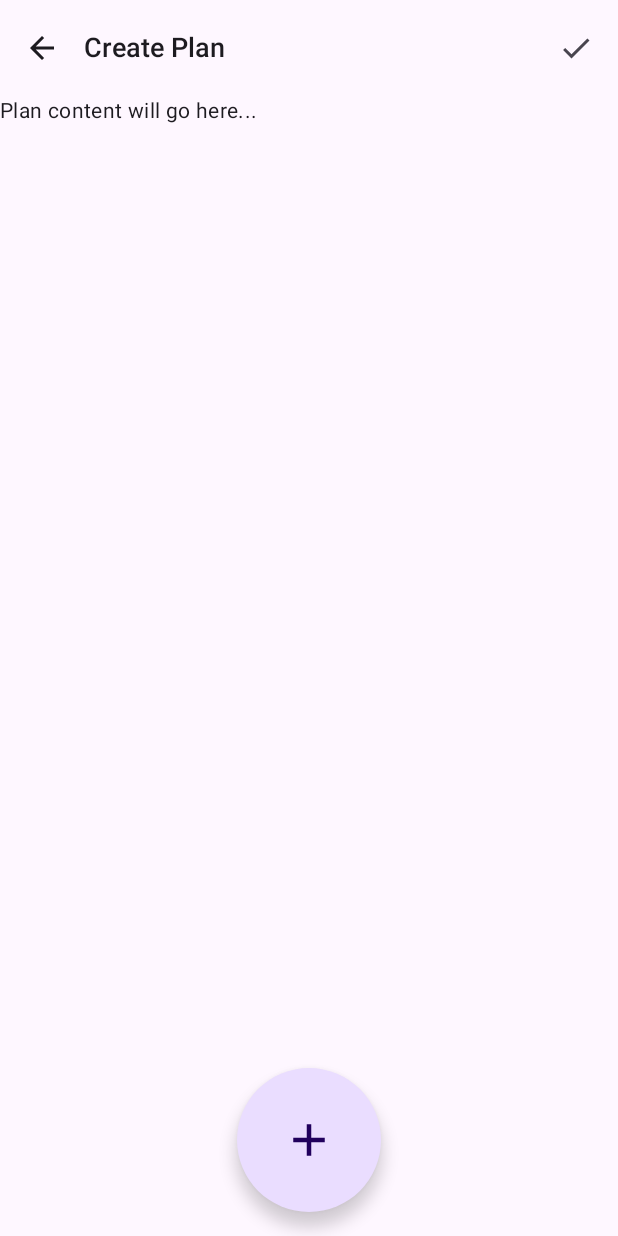
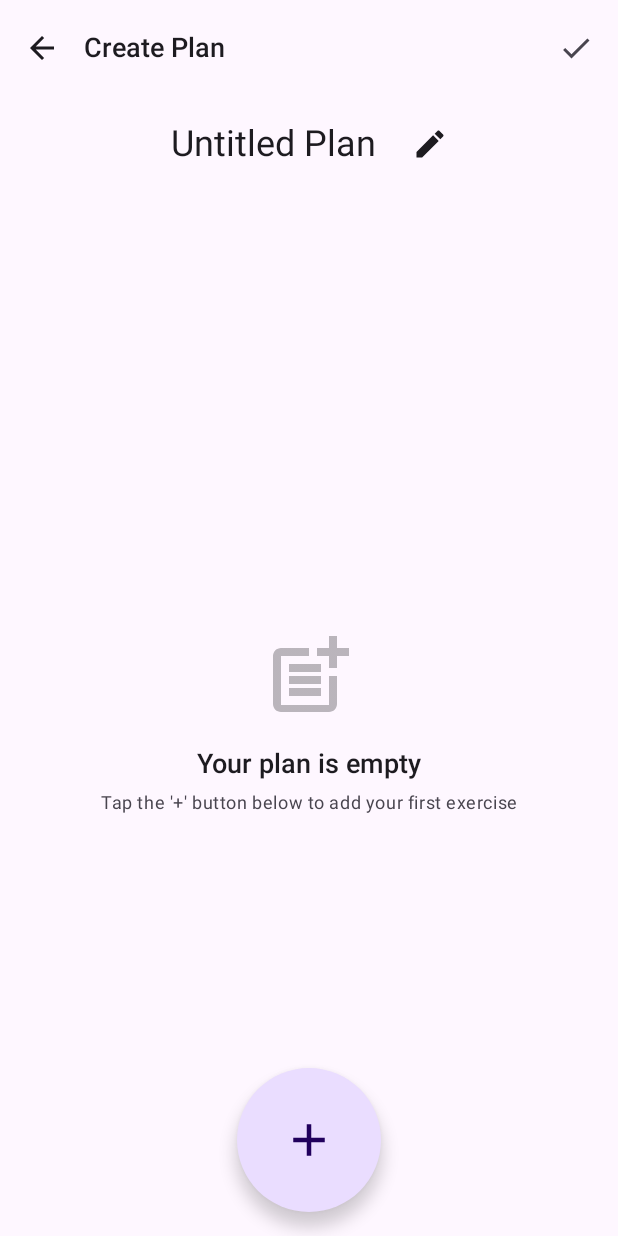
Before and after one commit to dongzhang2077/FitTrackPro, an Android app built with Jetpack Compose: the PlanBuilderScreen screen opened through its navigation route, on a phone screen of 412 x 824 dp. Run offline under Robolectric (Android 15) with nearby library versions, the phone set to English and light mode, and no system bars; our stand-ins replace Dagger/Hilt's generated code.

Commit message:
content add and editable title

```diff
--- a/app/src/main/java/com/domcheung/fittrackpro/presentation/plan_builder/PlanBuilderScreen.kt
+++ b/app/src/main/java/com/domcheung/fittrackpro/presentation/plan_builder/PlanBuilderScreen.kt
@@ -1,30 +1,37 @@
 package com.domcheung.fittrackpro.presentation.plan_builder
 
-import androidx.compose.foundation.layout.Column
-import androidx.compose.foundation.layout.fillMaxSize
-import androidx.compose.foundation.layout.padding
-import androidx.compose.foundation.layout.size
+import androidx.compose.foundation.layout.*
 import androidx.compose.foundation.shape.CircleShape
 import androidx.compose.material.icons.Icons
 import androidx.compose.material.icons.filled.Add
 import androidx.compose.material.icons.filled.ArrowBack
+import androidx.compose.material.icons.filled.Check
 import androidx.compose.material.icons.filled.Done
+import androidx.compose.material.icons.filled.Edit
+import androidx.compose.material.icons.filled.PostAdd
 import androidx.compose.material3.*
 import androidx.compose.runtime.Composable
+import androidx.compose.runtime.collectAsState
+import androidx.compose.runtime.getValue
+import androidx.compose.ui.Alignment
 import androidx.compose.ui.Modifier
+import androidx.compose.ui.text.style.TextAlign
 import androidx.compose.ui.unit.dp
 import androidx.hilt.navigation.compose.hiltViewModel
 
 /**
  * The main screen for building and editing a workout plan.
  */
-@OptIn(ExperimentalMaterial3Api::class) // Required for TopAppBar
+@OptIn(ExperimentalMaterial3Api::class)
 @Composable
 fun PlanBuilderScreen(
     viewModel: PlanBuilderViewModel = hiltViewModel(),
     onNavigateBack: () -> Unit
 ) {
-    // We use Scaffold as the root layout to easily place the TopAppBar and FloatingActionButton.
+    // --- NEW: Collect state from ViewModel ---
+    // This allows the UI to react to changes in the ViewModel's state.
+    val uiState by viewModel.uiState.collectAsState()
+
     Scaffold(
         topBar = {
             TopAppBar(
@@ -48,32 +55,125 @@ fun PlanBuilderScreen(
             )
         },
         floatingActionButton = {
-            // Use LargeFloatingActionButton for a bigger, circular button without text.
             LargeFloatingActionButton(
                 onClick = { /* TODO: Implement Add Exercise logic */ },
-                shape = CircleShape, // Enforce a perfect circle shape
+                shape = CircleShape,
             ) {
                 Icon(
                     imageVector = Icons.Default.Add,
                     contentDescription = "Add Exercise",
-                    // Increase the size of the icon itself to make it more prominent.
                     modifier = Modifier.size(36.dp)
                 )
             }
         },
-        // This places the FAB in the bottom center, docked with the bottom bar area.
         floatingActionButtonPosition = FabPosition.Center
     ) { paddingValues ->
 
-        // This Column is the main content area of the screen.
-        // We will add the plan name and exercise list here in the next steps.
         Column(
             modifier = Modifier
                 .fillMaxSize()
-                .padding(paddingValues) // Apply padding to avoid content being under the bars
+                .padding(paddingValues)
+                .padding(horizontal = 16.dp, vertical = 8.dp),
+            horizontalAlignment = Alignment.CenterHorizontally
         ) {
-            // Placeholder for our next development step
-            Text(text = "Plan content will go here...")
+            // --- Editable Plan Title ---
+            EditablePlanTitle(
+                name = uiState.planName,
+                isEditing = uiState.isEditingName,
+                onNameChange = viewModel::onPlanNameChanged,
+                onToggleEdit = viewModel::onToggleEditName
+            )
+
+            Spacer(modifier = Modifier.height(24.dp))
+
+            // --- Conditional Content: Empty State or Exercise List ---
+            if (uiState.exercises.isEmpty()) {
+                EmptyPlanContent(
+                    onAddExerciseClick = { /* TODO: Call FAB's logic */ }
+                )
+            } else {
+                // TODO: Implement the exercise list here in the next step
+                Text("Exercise list will go here.")
+            }
         }
     }
 }
+
+/**
+ * A composable for displaying and editing the plan title.
+ * It switches between a Text and a TextField.
+ */
+@Composable
+private fun EditablePlanTitle(
+    name: String,
+    isEditing: Boolean,
+    onNameChange: (String) -> Unit,
+    onToggleEdit: (Boolean) -> Unit
+) {
+    Row(
+        modifier = Modifier
+            .fillMaxWidth()
+            .padding(horizontal = 8.dp),
+        verticalAlignment = Alignment.CenterVertically,
+        horizontalArrangement = Arrangement.Center
+    ) {
+        if (isEditing) {
+            // Show a TextField when in editing mode
+            OutlinedTextField(
+                value = name,
+                onValueChange = onNameChange,
+                modifier = Modifier.weight(1f),
+                textStyle = MaterialTheme.typography.headlineSmall.copy(textAlign = TextAlign.Center),
+                singleLine = true,
+                label = { Text("Plan Name") }
+            )
+            IconButton(onClick = { onToggleEdit(false) }) {
+                Icon(imageVector = Icons.Default.Check, contentDescription = "Confirm name")
+            }
+        } else {
+            // Show the name as text with an edit icon
+            Text(
+                text = name,
+                style = MaterialTheme.typography.headlineSmall,
+                modifier = Modifier.padding(horizontal = 12.dp)
+            )
+            IconButton(onClick = { onToggleEdit(true) }) {
+                Icon(imageVector = Icons.Default.Edit, contentDescription = "Edit name")
+            }
+        }
+    }
+}
+
+/**
+ * A composable that displays when the new plan has no exercises yet.
+ * It prompts the user to add their first exercise.
+ */
+@Composable
+private fun EmptyPlanContent(
+    onAddExerciseClick: () -> Unit
+) {
+    Column(
+        modifier = Modifier.fillMaxSize(),
+        horizontalAlignment = Alignment.CenterHorizontally,
+        verticalArrangement = Arrangement.Center
+    ) {
+        Icon(
+            imageVector = Icons.Default.PostAdd,
+            contentDescription = "Add exercise",
+            modifier = Modifier.size(64.dp),
+            tint = MaterialTheme.colorScheme.onSurface.copy(alpha = 0.3f)
+        )
+        Spacer(modifier = Modifier.height(16.dp))
+        Text(
+            text = "Your plan is empty",
+            style = MaterialTheme.typography.titleLarge
+        )
+        Spacer(modifier = Modifier.height(8.dp))
+        Text(
+            text = "Tap the '+' button below to add your first exercise",
+            style = MaterialTheme.typography.bodyMedium,
+            color = MaterialTheme.colorScheme.onSurfaceVariant,
+            textAlign = TextAlign.Center
+        )
+    }
+}
--- a/app/src/main/java/com/domcheung/fittrackpro/presentation/plan_builder/PlanBuilderViewModel.kt
+++ b/app/src/main/java/com/domcheung/fittrackpro/presentation/plan_builder/PlanBuilderViewModel.kt
@@ -4,6 +4,7 @@ import androidx.lifecycle.ViewModel
 import dagger.hilt.android.lifecycle.HiltViewModel
 import kotlinx.coroutines.flow.MutableStateFlow
 import kotlinx.coroutines.flow.StateFlow
+import kotlinx.coroutines.flow.update
 import javax.inject.Inject
 
 /**
@@ -19,4 +20,18 @@ class PlanBuilderViewModel @Inject constructor(
     val uiState: StateFlow<PlanBuilderState> = _uiState
 
     // Functions to handle UI events will be added here later.
+
+    /**
+     * Called when the plan name is changed by the user in the text field.
+     */
+    fun onPlanNameChanged(newName: String) {
+        _uiState.update { it.copy(planName = newName) }
+    }
+
+    /**
+     * Toggles the UI between displaying the plan name and editing it.
+     */
+    fun onToggleEditName(isEditing: Boolean) {
+        _uiState.update { it.copy(isEditingName = isEditing) }
+    }
 }
```
